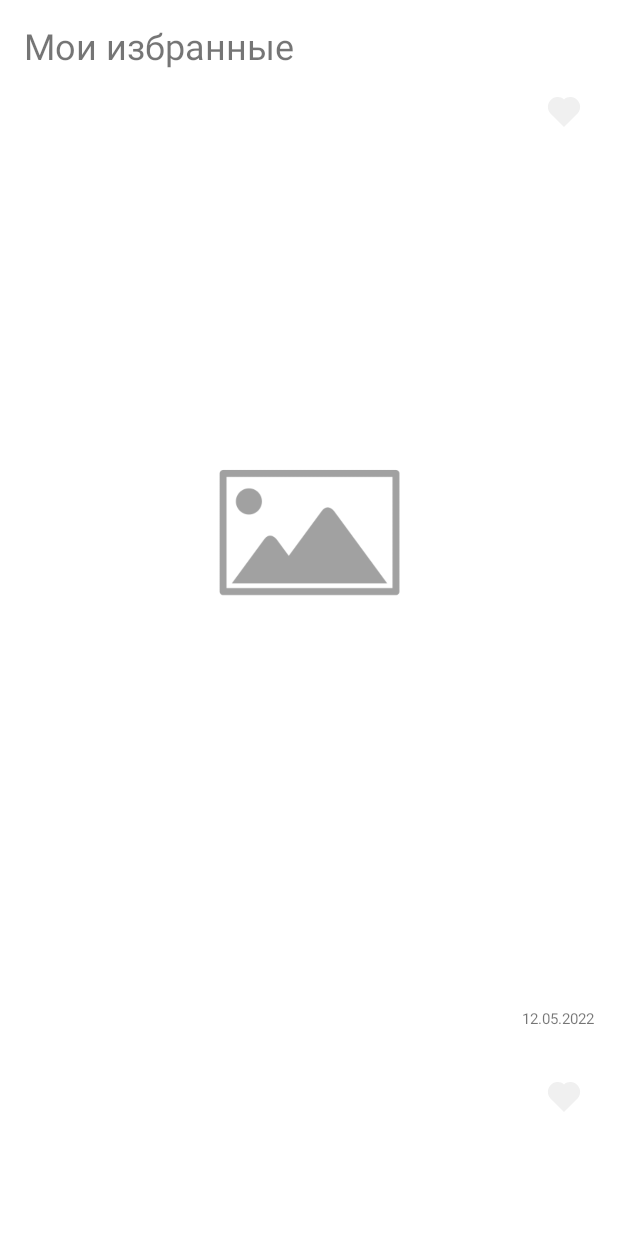
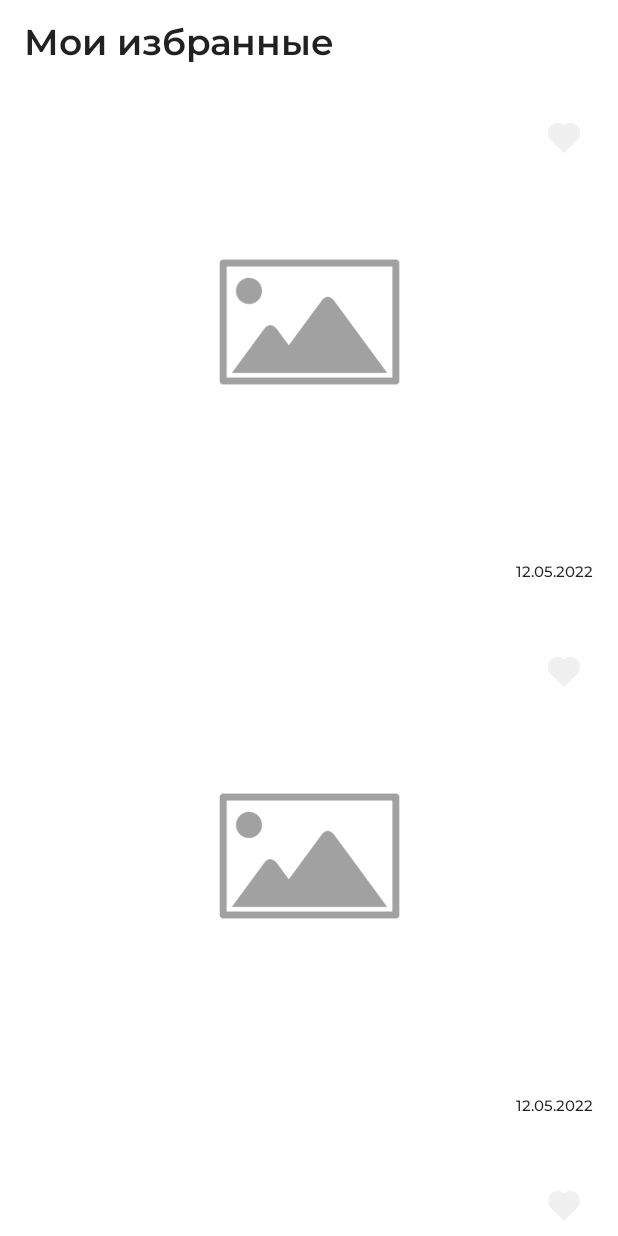
Before and after one commit to ann-ti/SurfGallery, an Android app: the layout fragment_favorite.xml on its own in the app's theme, with its tools: preview values and no code run, on a phone screen of 412 x 824 dp. Run offline under Robolectric (Android 15) with nearby library versions, the phone set to English and light mode, and no system bars.

Commit message:
Add details screen for home and favorite fragment

```diff
--- a/app/src/main/java/com/annti/surfgallery/data/model/Picture.kt
+++ b/app/src/main/java/com/annti/surfgallery/data/model/Picture.kt
@@ -1,11 +1,14 @@
 package com.annti.surfgallery.data.model
 
+import android.os.Parcelable
 import androidx.room.Entity
 import androidx.room.PrimaryKey
 import com.squareup.moshi.Json
 import com.squareup.moshi.JsonClass
+import kotlinx.parcelize.Parcelize
 
 @JsonClass(generateAdapter = true)
+@Parcelize
 @Entity(tableName = "picture")
 data class Picture (
     @Json(name = "id")
@@ -20,4 +23,4 @@ data class Picture (
     @Json(name = "publicationDate")
     val publicationDate: Long,
     var isFavorite: Boolean = false
-)
+): Parcelable
--- a/app/src/main/java/com/annti/surfgallery/presentation/favorite/adapter/FavoriteAdapterDelegate.kt
+++ b/app/src/main/java/com/annti/surfgallery/presentation/favorite/adapter/FavoriteAdapterDelegate.kt
@@ -44,6 +44,9 @@ class FavoriteAdapterDelegate(private val itemSelected: ItemSelected) :
             binding.buttonFavorite.setOnClickListener {
                 itemSelected.removeFavorite(picture)
             }
+            view.setOnClickListener {
+                itemSelected.onItemSelected(picture)
+            }
             view.setOnClickListener { itemSelected.onItemSelected(picture) }
             binding.txtDescriptionFavorite.text = picture.content
             binding.txtDateFavorite.text = dateFormat(picture.publicationDate)
--- a/app/src/main/res/layout/fragment_favorite.xml
+++ b/app/src/main/res/layout/fragment_favorite.xml
@@ -1,27 +1,37 @@
 <?xml version="1.0" encoding="utf-8"?>
-<LinearLayout xmlns:android="http://schemas.android.com/apk/res/android"
+<androidx.coordinatorlayout.widget.CoordinatorLayout xmlns:android="http://schemas.android.com/apk/res/android"
     android:layout_width="match_parent"
     android:layout_height="match_parent"
     xmlns:app="http://schemas.android.com/apk/res-auto"
-    xmlns:tools="http://schemas.android.com/tools"
-    android:orientation="vertical">
+    xmlns:tools="http://schemas.android.com/tools">
 
-    <TextView
-        android:layout_width="wrap_content"
+    <com.google.android.material.appbar.AppBarLayout
+        android:id="@+id/appbar"
+        android:layout_width="match_parent"
         android:layout_height="wrap_content"
-        android:text="Мои избранные"
-        android:textSize="24sp"
-        android:layout_marginTop="14dp"
-        android:layout_marginStart="16dp"/>
+        android:background="@color/white"
+        app:elevation="0dp">
+
+        <androidx.appcompat.widget.Toolbar
+            android:layout_width="match_parent"
+            android:layout_height="wrap_content"
+            app:layout_scrollFlags="scroll|enterAlways"
+            app:titleMarginStart="4dp"
+            app:title="Мои избранные"
+            app:titleTextAppearance="@style/Text.SemiBold.24"/>
+    </com.google.android.material.appbar.AppBarLayout>
+
 
     <androidx.recyclerview.widget.RecyclerView
         android:id="@+id/listFavorite"
+        app:layout_behavior="@string/appbar_scrolling_view_behavior"
         android:layout_width="match_parent"
         android:layout_height="wrap_content"
         android:layout_marginStart="16dp"
         android:layout_marginEnd="16dp"
-        android:layout_marginTop="8dp"
+        app:layout_anchor="@id/appbar"
+        app:layout_anchorGravity="bottom"
         tools:listitem="@layout/item_favorite"
         app:layoutManager="androidx.recyclerview.widget.LinearLayoutManager"/>
 
-</LinearLayout>
+</androidx.coordinatorlayout.widget.CoordinatorLayout>
--- a/app/src/main/res/layout/item_favorite.xml
+++ b/app/src/main/res/layout/item_favorite.xml
@@ -3,6 +3,7 @@
     xmlns:app="http://schemas.android.com/apk/res-auto"
     android:layout_width="match_parent"
     android:layout_height="wrap_content"
+    android:paddingTop="16dp"
     xmlns:tools="http://schemas.android.com/tools">
 
     <ImageView
@@ -10,6 +11,7 @@
         android:layout_width="wrap_content"
         android:layout_height="wrap_content"
         android:src="@drawable/placeholder_image"
+        android:adjustViewBounds="true"
         app:layout_constraintEnd_toEndOf="parent"
         app:layout_constraintStart_toStartOf="parent"
         app:layout_constraintTop_toTopOf="parent" />
@@ -22,7 +24,7 @@
         android:layout_marginEnd="16dp"
         android:ellipsize="end"
         android:maxLines="1"
-        android:textSize="16dp"
+        android:textAppearance="@style/Text.Medium.16"
         app:layout_constraintEnd_toStartOf="@+id/txtDateFavorite"
         app:layout_constraintStart_toStartOf="parent"
         app:layout_constraintTop_toBottomOf="@+id/imageFavorite"
@@ -34,7 +36,7 @@
         android:layout_height="wrap_content"
         android:layout_marginTop="17dp"
         android:text="12.05.2022"
-        android:textSize="10sp"
+        android:textAppearance="@style/Text.Medium.10"
         app:layout_constraintEnd_toEndOf="parent"
         app:layout_constraintTop_toBottomOf="@+id/imageFavorite" />
 
@@ -45,7 +47,9 @@
         android:layout_marginTop="6dp"
         android:ellipsize="end"
         android:maxLines="1"
-        android:textSize="12sp"
+        android:textAppearance="@style/Text.Regular.12"
+        app:layout_constraintEnd_toEndOf="parent"
+        app:layout_constraintStart_toStartOf="parent"
         app:layout_constraintTop_toBottomOf="@+id/txtTitleFavorite"
         tools:text="@tools:sample/lorem/random" />
 
--- a/app/src/main/res/layout/item_gallery.xml
+++ b/app/src/main/res/layout/item_gallery.xml
@@ -30,7 +30,7 @@
         android:layout_width="0dp"
         android:layout_height="wrap_content"
         android:layout_marginTop="6dp"
-        android:textSize="12sp"
+        android:textAppearance="@style/Text.Medium.12"
         android:maxLines="1"
         android:ellipsize="end"
         app:layout_constraintEnd_toEndOf="parent"
--- a/app/src/main/res/navigation/home_nav_graph.xml
+++ b/app/src/main/res/navigation/home_nav_graph.xml
@@ -9,5 +9,8 @@
         android:id="@+id/homeFragment"
         android:name="com.annti.surfgallery.presentation.home.HomeFragment"
         android:label="HomeFragment"
-        tools:layout="@layout/fragment_home"/>
+        tools:layout="@layout/fragment_home">
+
+    </fragment>
+
 </navigation>
--- a/app/src/main/res/values/text_styles.xml
+++ b/app/src/main/res/values/text_styles.xml
@@ -1,7 +1,7 @@
 <?xml version="1.0" encoding="utf-8"?>
 <resources>
 
-    <style name="Text" parent="TextAppearance.AppCompat"/>
+    <style name="Text" parent="TextAppearance.AppCompat" />
 
     <style name="Text.SemiBold">
         <item name="fontFamily">@font/montserrat_semi_bold</item>
@@ -27,6 +27,10 @@
         <item name="android:textSize">18sp</item>
     </style>
 
+    <style name="Text.Regular.14">
+        <item name="android:textSize">14sp</item>
+    </style>
+
     <style name="Text.Medium">
         <item name="fontFamily">@font/montserrat_medium</item>
     </style>
@@ -39,6 +43,14 @@
         <item name="android:textSize">18sp</item>
     </style>
 
+    <style name="Text.Medium.12">
+        <item name="android:textSize">12sp</item>
+    </style>
+
+    <style name="Text.Medium.10">
+        <item name="android:textSize">10sp</item>
+    </style>
+
     <style name="Text.LightItalic">
         <item name="fontFamily">@font/montserrat_light_italic</item>
     </style>
```
Also changed, not shown: app/src/main/java/com/annti/surfgallery/presentation/details/DetailsFragment.kt (added, +49 -0 lines), app/src/main/java/com/annti/surfgallery/presentation/favorite/FavoriteFragment.kt (+10 -1 lines), app/src/main/java/com/annti/surfgallery/presentation/home/HomeFragment.kt (+11 -1 lines), app/src/main/java/com/annti/surfgallery/presentation/home/adapter/GalleryAdapterDelegate.kt (+5 -3 lines), app/src/main/res/drawable/ic_back.xml (added, +9 -0 lines), app/src/main/res/drawable/ic_emotion_unhappy.xml (added, +9 -0 lines), app/src/main/res/layout/fragment_details.xml (added, +70 -0 lines), app/src/main/res/navigation/app_nav_graph.xml (+7 -0 lines).
